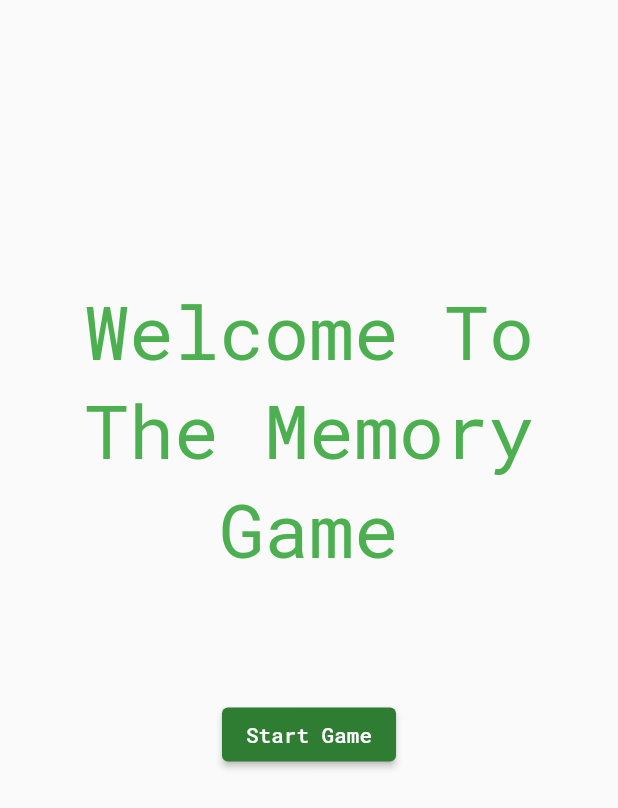
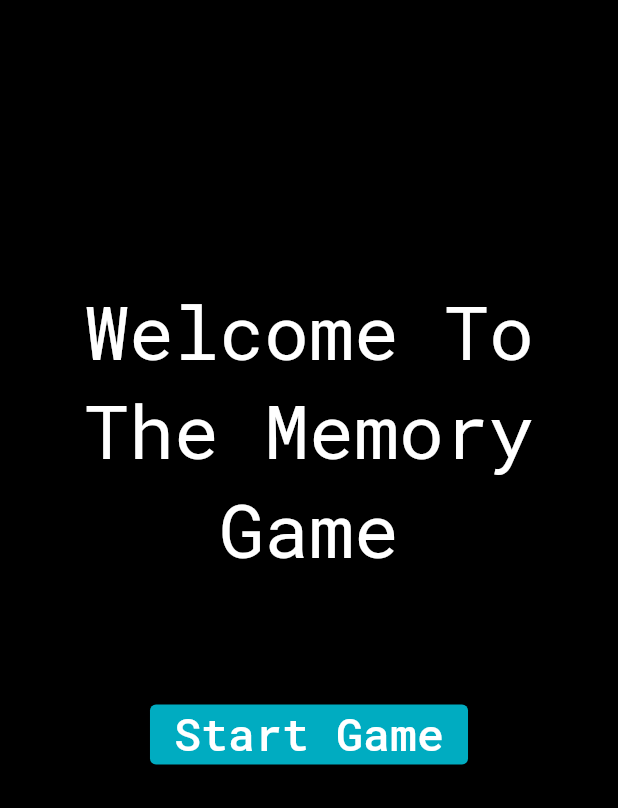
Before and after one commit to Racso1624/Memory-Game, a Flutter app: the screen it shows after launch, on a phone screen of 412 x 824 dp. Shown: the top 808 px of the screen. Run offline on Flutter 3.47's test engine with Material 2 defaults, Android fonts, the phone set to English and light mode, and no system bars; our stand-ins replace google_fonts.

```diff
--- a/lib/landing_page.dart
+++ b/lib/landing_page.dart
@@ -1,4 +1,5 @@
 import 'package:flutter/material.dart';
+import 'package:memory_game/game_page.dart';
 
 class LandingPage extends StatefulWidget{
   @override
@@ -21,7 +22,7 @@ class _LandingPageState extends State<LandingPage>{
                     'Welcome To The Memory Game',
                     style: TextStyle(
                       fontSize: 50,
-                      color: Colors.green,
+                      color: Colors.white,
                     ),
                     textAlign: TextAlign.center,
                 ),
@@ -30,16 +31,24 @@ class _LandingPageState extends State<LandingPage>{
                 alignment: Alignment(0, 0.2),
                 child:
                   ElevatedButton(
-                    onPressed: (){},
+                    onPressed: (){
+                      Navigator.push(context, MaterialPageRoute(builder: (context) => GamePage()));
+                    },
                     style: ButtonStyle(
-                      backgroundColor: MaterialStateProperty.all(Colors.green[800]),
+                      backgroundColor: MaterialStateProperty.all(Colors.cyan[600]),
                     ),
-                    child: Text('Start Game'),
+                    child: Text(
+                      'Start Game',
+                      style: TextStyle(
+                        fontSize: 30,
+                      ),
+                    ),
                   ),
               )
             ]
           ),
       ),
+      backgroundColor: Colors.black,
     );
   }
 }
--- a/lib/main.dart
+++ b/lib/main.dart
@@ -20,6 +20,7 @@ class MyAppState extends State<MyApp>{
     return MaterialApp(
       title: 'Memory Game',
       theme: ThemeData(textTheme: GoogleFonts.robotoMonoTextTheme()),
+      debugShowCheckedModeBanner: false,
       home: LandingPage(),
     );
   }
```
Also changed, not shown: lib/game_page.dart (added, +92 -0 lines).
